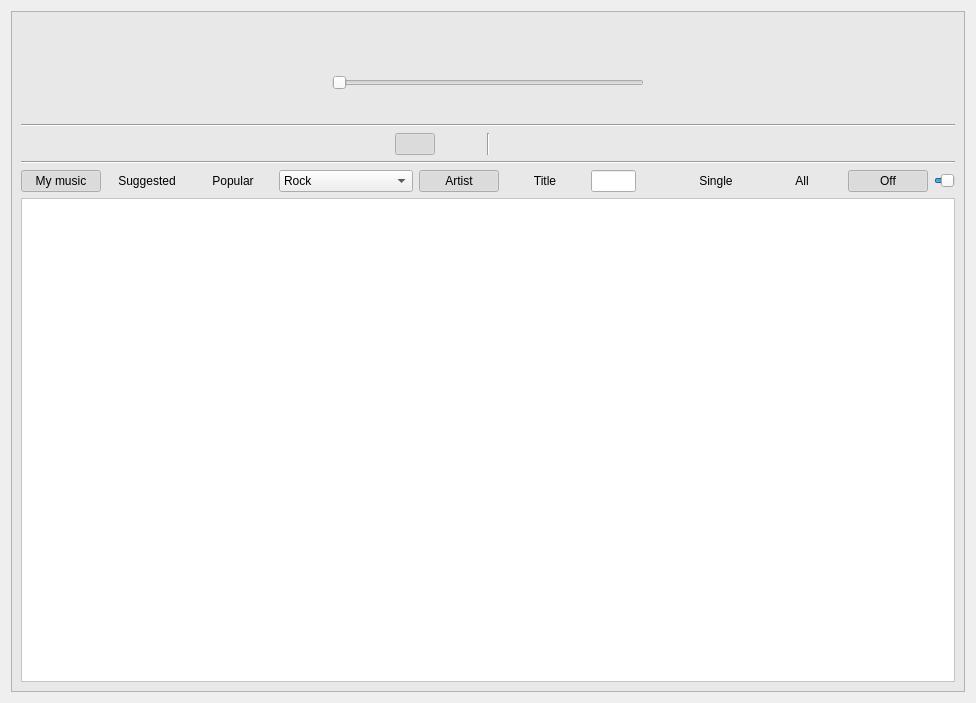
Above: playerwidget.ui from Amixp/flow before the change. Below: the same form after it.
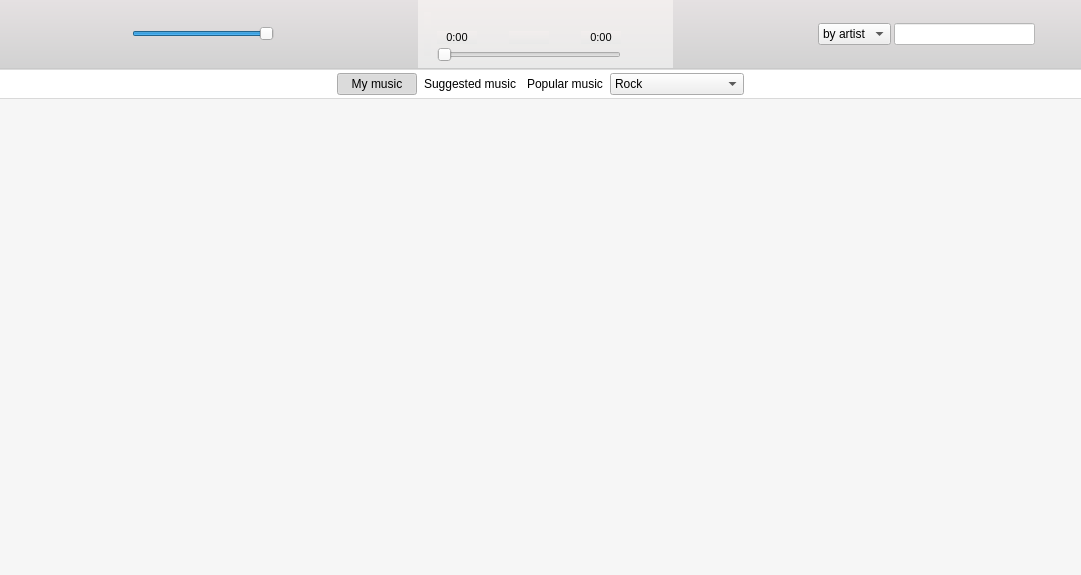
That is the form after the change. Icons and pictures are not drawn. Custom widgets are drawn as their Qt base class.

The edit to the form file:
```diff
--- a/playerwidget.ui
+++ b/playerwidget.ui
@@ -6,8 +6,8 @@
    <rect>
     <x>0</x>
     <y>0</y>
-    <width>976</width>
-    <height>703</height>
+    <width>1081</width>
+    <height>575</height>
    </rect>
   </property>
   <property name="windowTitle">
@@ -17,166 +17,63 @@
    <iconset resource="icons.qrc">
     <normaloff>:/icons/logo.png</normaloff>:/icons/logo.png</iconset>
   </property>
-  <property name="styleSheet">
-   <string notr="true">QFrame { background-color: rgb(232, 232, 232); }
-</string>
-  </property>
-  <layout class="QVBoxLayout" name="verticalLayout_4">
+  <layout class="QVBoxLayout" name="verticalLayout_5">
+   <property name="spacing">
+    <number>0</number>
+   </property>
+   <property name="leftMargin">
+    <number>0</number>
+   </property>
+   <property name="topMargin">
+    <number>0</number>
+   </property>
+   <property name="rightMargin">
+    <number>0</number>
+   </property>
+   <property name="bottomMargin">
+    <number>0</number>
+   </property>
    <item>
-    <widget class="QFrame" name="frame">
+    <widget class="QFrame" name="controlFrame">
      <property name="font">
       <font>
        <family>Ubuntu Mono</family>
        <pointsize>11</pointsize>
       </font>
      </property>
+     <property name="styleSheet">
+      <string notr="true">#controlFrame { 
+background-color: qlineargradient( x1:0 y1:0, x2:0 y2:1, stop:0 #E5E1E2, stop:1 #D1D1D1); 
+border-top: 0px;
+border-left: 0px;
+border-right: 0px;
+border-bottom: 2px solid;
+border-bottom-color: qlineargradient( x1:0 y1:0, x2:0 y2:1, stop:0 #BFBFBF, stop:1 #E6E6E6); 
+}
+</string>
+     </property>
      <property name="frameShape">
       <enum>QFrame::StyledPanel</enum>
      </property>
      <property name="frameShadow">
-      <enum>QFrame::Raised</enum>
+      <enum>QFrame::Sunken</enum>
      </property>
-     <layout class="QVBoxLayout" name="verticalLayout_2">
-      <item>
-       <layout class="QHBoxLayout" name="horizontalLayout_3">
-        <item>
-         <spacer name="horizontalSpacer_3">
-          <property name="orientation">
-           <enum>Qt::Horizontal</enum>
-          </property>
-          <property name="sizeHint" stdset="0">
-           <size>
-            <width>40</width>
-            <height>20</height>
-           </size>
-          </property>
-         </spacer>
-        </item>
-        <item>
-         <layout class="QVBoxLayout" name="verticalLayout">
-          <item>
-           <widget class="QPushButton" name="titleButton">
-            <property name="font">
-             <font>
-              <weight>75</weight>
-              <bold>true</bold>
-             </font>
-            </property>
-            <property name="text">
-             <string/>
-            </property>
-            <property name="flat">
-             <bool>true</bool>
-            </property>
-           </widget>
-          </item>
-          <item>
-           <layout class="QHBoxLayout" name="horizontalLayout">
-            <item>
-             <spacer name="horizontalSpacer">
-              <property name="orientation">
-               <enum>Qt::Horizontal</enum>
-              </property>
-              <property name="sizeHint" stdset="0">
-               <size>
-                <width>40</width>
-                <height>20</height>
-               </size>
-              </property>
-             </spacer>
-            </item>
-            <item>
-             <widget class="QLabel" name="timeLabel">
-              <property name="font">
-               <font>
-                <pointsize>8</pointsize>
-               </font>
-              </property>
-              <property name="text">
-               <string/>
-              </property>
-             </widget>
-            </item>
-            <item>
-             <spacer name="horizontalSpacer_2">
-              <property name="orientation">
-               <enum>Qt::Horizontal</enum>
-              </property>
-              <property name="sizeHint" stdset="0">
-               <size>
-                <width>40</width>
-                <height>20</height>
-               </size>
-              </property>
-             </spacer>
-            </item>
-           </layout>
-          </item>
-         </layout>
-        </item>
-        <item>
-         <spacer name="horizontalSpacer_4">
-          <property name="orientation">
-           <enum>Qt::Horizontal</enum>
-          </property>
-          <property name="sizeHint" stdset="0">
-           <size>
-            <width>40</width>
-            <height>20</height>
-           </size>
-          </property>
-         </spacer>
-        </item>
-       </layout>
-      </item>
-      <item>
-       <layout class="QHBoxLayout" name="horizontalLayout_6">
-        <item>
-         <spacer name="horizontalSpacer_8">
-          <property name="orientation">
-           <enum>Qt::Horizontal</enum>
-          </property>
-          <property name="sizeHint" stdset="0">
-           <size>
-            <width>40</width>
-            <height>20</height>
-           </size>
-          </property>
-         </spacer>
-        </item>
-        <item>
-         <layout class="QVBoxLayout" name="verticalLayout_3">
-          <item>
-           <widget class="MouseDirectJumpSlider" name="timeSlider">
-            <property name="maximum">
+     <layout class="QHBoxLayout" name="horizontalLayout_7">
+      <property name="spacing">
+       <number>3</number>
+      </property>
+      <property name="leftMargin">
+       <number>3</number>
+      </property>
+      <property name="topMargin">
+       <number>0</number>
+      </property>
+      <property name="rightMargin">
+       <number>3</number>
+      </property>
+      <property name="bottomMargin">
              <number>0</number>
             </property>
-            <property name="pageStep">
-             <number>1</number>
-            </property>
-            <property name="orientation">
-             <enum>Qt::Horizontal</enum>
-            </property>
-            <property name="tickPosition">
-             <enum>QSlider::NoTicks</enum>
-            </property>
-           </widget>
-          </item>
-          <item>
-           <layout class="QHBoxLayout" name="horizontalLayout_2">
-            <item>
-             <spacer name="horizontalSpacer_10">
-              <property name="orientation">
-               <enum>Qt::Horizontal</enum>
-              </property>
-              <property name="sizeHint" stdset="0">
-               <size>
-                <width>40</width>
-                <height>20</height>
-               </size>
-              </property>
-             </spacer>
-            </item>
             <item>
              <widget class="QPushButton" name="rewindButton">
               <property name="enabled">
@@ -195,7 +92,7 @@
               <property name="iconSize">
                <size>
                 <width>32</width>
-                <height>24</height>
+          <height>32</height>
                </size>
               </property>
               <property name="flat">
@@ -218,7 +115,7 @@
               <property name="iconSize">
                <size>
                 <width>32</width>
-                <height>24</height>
+          <height>32</height>
                </size>
               </property>
               <property name="flat">
@@ -244,7 +141,7 @@
               <property name="iconSize">
                <size>
                 <width>32</width>
-                <height>24</height>
+          <height>32</height>
                </size>
               </property>
               <property name="flat">
@@ -253,24 +150,29 @@
              </widget>
             </item>
             <item>
-             <spacer name="horizontalSpacer_11">
-              <property name="orientation">
-               <enum>Qt::Horizontal</enum>
-              </property>
-              <property name="sizeHint" stdset="0">
+       <widget class="MouseDirectJumpSlider" name="volumeSlider">
+        <property name="minimumSize">
                <size>
-                <width>40</width>
-                <height>20</height>
-               </size>
-              </property>
-             </spacer>
-            </item>
-           </layout>
-          </item>
-         </layout>
-        </item>
+          <width>96</width>
+          <height>0</height>
+         </size>
+        </property>
+        <property name="maximum">
+         <number>100</number>
+        </property>
+        <property name="pageStep">
+         <number>1</number>
+        </property>
+        <property name="value">
+         <number>100</number>
+        </property>
+        <property name="orientation">
+         <enum>Qt::Horizontal</enum>
+        </property>
+       </widget>
+      </item>
         <item>
-         <spacer name="horizontalSpacer_9">
+       <spacer name="horizontalSpacer_3">
           <property name="orientation">
            <enum>Qt::Horizontal</enum>
           </property>
@@ -282,32 +184,224 @@
           </property>
          </spacer>
         </item>
-       </layout>
-      </item>
       <item>
-       <widget class="Line" name="line">
+       <widget class="QFrame" name="frame_2">
+        <property name="styleSheet">
+         <string notr="true">QFrame { background-color: qlineargradient( x1:0 y1:0, x2:0 y2:1, stop:0 #F2EEED, stop:1 #E9E9E9); }</string>
+        </property>
+        <property name="frameShape">
+         <enum>QFrame::NoFrame</enum>
+        </property>
         <property name="frameShadow">
-         <enum>QFrame::Sunken</enum>
+         <enum>QFrame::Plain</enum>
         </property>
-        <property name="orientation">
-         <enum>Qt::Horizontal</enum>
-        </property>
+        <layout class="QHBoxLayout" name="horizontalLayout_2">
+         <property name="leftMargin">
+          <number>6</number>
+         </property>
+         <property name="topMargin">
+          <number>6</number>
+         </property>
+         <property name="rightMargin">
+          <number>6</number>
+         </property>
+         <property name="bottomMargin">
+          <number>6</number>
+         </property>
+         <item>
+          <widget class="QLabel" name="coverLabel">
+           <property name="maximumSize">
+            <size>
+             <width>44</width>
+             <height>44</height>
+            </size>
+           </property>
+           <property name="frameShape">
+            <enum>QFrame::NoFrame</enum>
+           </property>
+           <property name="text">
+            <string/>
+           </property>
+           <property name="pixmap">
+            <pixmap resource="icons.qrc">:/icons/logo.png</pixmap>
+           </property>
+           <property name="scaledContents">
+            <bool>true</bool>
+           </property>
+           <property name="alignment">
+            <set>Qt::AlignCenter</set>
+           </property>
        </widget>
       </item>
       <item>
-       <layout class="QHBoxLayout" name="horizontalLayout_4">
+          <layout class="QVBoxLayout" name="verticalLayout_4">
+           <property name="spacing">
+            <number>3</number>
+           </property>
         <item>
-         <spacer name="horizontalSpacer_6">
-          <property name="orientation">
-           <enum>Qt::Horizontal</enum>
-          </property>
-          <property name="sizeHint" stdset="0">
+            <layout class="QHBoxLayout" name="horizontalLayout">
+             <property name="spacing">
+              <number>32</number>
+             </property>
+             <item>
+              <layout class="QVBoxLayout" name="verticalLayout">
+               <property name="spacing">
+                <number>3</number>
+               </property>
+               <item>
+                <widget class="QPushButton" name="shuffleButton">
+                 <property name="enabled">
+                  <bool>true</bool>
+                 </property>
+                 <property name="toolTip">
+                  <string>Shuffle</string>
+                 </property>
+                 <property name="text">
+                  <string/>
+                 </property>
+                 <property name="icon">
+                  <iconset resource="icons.qrc">
+                   <normaloff>:/icons/shuffle.png</normaloff>:/icons/shuffle.png</iconset>
+                 </property>
+                 <property name="iconSize">
            <size>
-            <width>40</width>
+                   <width>20</width>
             <height>20</height>
            </size>
           </property>
-         </spacer>
+                 <property name="checkable">
+                  <bool>true</bool>
+                 </property>
+                 <property name="flat">
+                  <bool>true</bool>
+                 </property>
+                </widget>
+               </item>
+               <item>
+                <widget class="QLabel" name="positionLabel">
+                 <property name="font">
+                  <font>
+                   <pointsize>8</pointsize>
+                  </font>
+                 </property>
+                 <property name="text">
+                  <string>0:00</string>
+                 </property>
+                 <property name="alignment">
+                  <set>Qt::AlignCenter</set>
+                 </property>
+                </widget>
+               </item>
+              </layout>
+             </item>
+             <item>
+              <layout class="QVBoxLayout" name="verticalLayout_3">
+               <property name="spacing">
+                <number>3</number>
+               </property>
+               <item>
+                <widget class="QPushButton" name="titleButton">
+                 <property name="font">
+                  <font>
+                   <weight>75</weight>
+                   <bold>true</bold>
+                  </font>
+                 </property>
+                 <property name="text">
+                  <string/>
+                 </property>
+                 <property name="flat">
+                  <bool>true</bool>
+                 </property>
+                </widget>
+               </item>
+               <item>
+                <widget class="QLabel" name="artistLabel">
+                 <property name="font">
+                  <font>
+                   <pointsize>8</pointsize>
+                  </font>
+                 </property>
+                 <property name="text">
+                  <string/>
+                 </property>
+                 <property name="alignment">
+                  <set>Qt::AlignHCenter|Qt::AlignTop</set>
+                 </property>
+                </widget>
+               </item>
+              </layout>
+             </item>
+             <item>
+              <layout class="QVBoxLayout" name="verticalLayout_2">
+               <property name="spacing">
+                <number>3</number>
+               </property>
+               <item>
+                <widget class="QPushButton" name="repeatButton">
+                 <property name="enabled">
+                  <bool>true</bool>
+                 </property>
+                 <property name="toolTip">
+                  <string>Repeat mode</string>
+                 </property>
+                 <property name="text">
+                  <string/>
+                 </property>
+                 <property name="icon">
+                  <iconset resource="icons.qrc">
+                   <normaloff>:/icons/repeat.png</normaloff>:/icons/repeat.png</iconset>
+                 </property>
+                 <property name="iconSize">
+                  <size>
+                   <width>20</width>
+                   <height>20</height>
+                  </size>
+                 </property>
+                 <property name="checkable">
+                  <bool>true</bool>
+                 </property>
+                 <property name="flat">
+                  <bool>true</bool>
+                 </property>
+                </widget>
+               </item>
+               <item>
+                <widget class="QLabel" name="durationLabel">
+                 <property name="font">
+                  <font>
+                   <pointsize>8</pointsize>
+                  </font>
+                 </property>
+                 <property name="text">
+                  <string>0:00</string>
+                 </property>
+                 <property name="alignment">
+                  <set>Qt::AlignCenter</set>
+                 </property>
+                </widget>
+               </item>
+              </layout>
+             </item>
+            </layout>
+           </item>
+           <item>
+            <widget class="MouseDirectJumpSlider" name="timeSlider">
+             <property name="maximum">
+              <number>0</number>
+             </property>
+             <property name="pageStep">
+              <number>1</number>
+             </property>
+             <property name="orientation">
+              <enum>Qt::Horizontal</enum>
+             </property>
+             <property name="tickPosition">
+              <enum>QSlider::NoTicks</enum>
+             </property>
+            </widget>
+           </item>
+          </layout>
         </item>
         <item>
          <widget class="QPushButton" name="playlistButton">
@@ -326,8 +420,8 @@
           </property>
           <property name="iconSize">
            <size>
-            <width>24</width>
-            <height>24</height>
+             <width>32</width>
+             <height>32</height>
            </size>
           </property>
           <property name="checkable">
@@ -341,40 +435,54 @@
           </property>
          </widget>
         </item>
+        </layout>
+       </widget>
+      </item>
         <item>
-         <widget class="QPushButton" name="musicButton">
-          <property name="toolTip">
-           <string>Music</string>
-          </property>
+       <spacer name="horizontalSpacer_4">
+        <property name="orientation">
+         <enum>Qt::Horizontal</enum>
+        </property>
+        <property name="sizeHint" stdset="0">
+         <size>
+          <width>0</width>
+          <height>0</height>
+         </size>
+        </property>
+       </spacer>
+      </item>
+      <item>
+       <widget class="QComboBox" name="searchComboBox">
+        <property name="styleSheet">
+         <string notr="true">text-align: center;</string>
+        </property>
+        <item>
           <property name="text">
-           <string/>
-          </property>
-          <property name="icon">
-           <iconset resource="icons.qrc">
-            <normaloff>:/icons/music.png</normaloff>:/icons/music.png</iconset>
-          </property>
-          <property name="iconSize">
+          <string>by artist</string>
+         </property>
+        </item>
+        <item>
+         <property name="text">
+          <string>by title</string>
+         </property>
+        </item>
+       </widget>
+      </item>
+      <item>
+       <widget class="QLineEdit" name="searchEdit">
+        <property name="minimumSize">
            <size>
-            <width>24</width>
-            <height>24</height>
-           </size>
-          </property>
-          <property name="checkable">
-           <bool>true</bool>
-          </property>
-          <property name="checked">
-           <bool>true</bool>
-          </property>
-          <property name="flat">
-           <bool>true</bool>
+          <width>96</width>
+          <height>0</height>
+         </size>
+        </property>
+        <property name="styleSheet">
+         <string notr="true">background-color: rgb(255, 255, 255);</string>
           </property>
          </widget>
         </item>
         <item>
          <widget class="QPushButton" name="searchButton">
-          <property name="enabled">
-           <bool>true</bool>
-          </property>
           <property name="toolTip">
            <string>Search</string>
           </property>
@@ -387,8 +495,8 @@
           </property>
           <property name="iconSize">
            <size>
-            <width>24</width>
-            <height>24</height>
+          <width>32</width>
+          <height>32</height>
            </size>
           </property>
           <property name="checkable">
@@ -399,123 +507,55 @@
           </property>
          </widget>
         </item>
-        <item>
-         <widget class="Line" name="line_3">
-          <property name="orientation">
-           <enum>Qt::Vertical</enum>
-          </property>
-         </widget>
-        </item>
-        <item>
-         <widget class="QPushButton" name="shuffleButton">
-          <property name="enabled">
-           <bool>true</bool>
-          </property>
-          <property name="toolTip">
-           <string>Shuffle</string>
-          </property>
-          <property name="text">
-           <string/>
-          </property>
-          <property name="icon">
-           <iconset resource="icons.qrc">
-            <normaloff>:/icons/shuffle.png</normaloff>:/icons/shuffle.png</iconset>
-          </property>
-          <property name="iconSize">
-           <size>
-            <width>24</width>
-            <height>24</height>
-           </size>
-          </property>
-          <property name="checkable">
-           <bool>true</bool>
-          </property>
-          <property name="flat">
-           <bool>true</bool>
-          </property>
-         </widget>
-        </item>
-        <item>
-         <widget class="QPushButton" name="repeatButton">
-          <property name="enabled">
-           <bool>true</bool>
-          </property>
-          <property name="toolTip">
-           <string>Repeat</string>
-          </property>
-          <property name="text">
-           <string/>
-          </property>
-          <property name="icon">
-           <iconset resource="icons.qrc">
-            <normaloff>:/icons/repeat.png</normaloff>:/icons/repeat.png</iconset>
-          </property>
-          <property name="iconSize">
-           <size>
-            <width>24</width>
-            <height>24</height>
-           </size>
-          </property>
-          <property name="checkable">
-           <bool>true</bool>
-          </property>
-          <property name="flat">
-           <bool>true</bool>
-          </property>
-         </widget>
-        </item>
-        <item>
-         <widget class="QPushButton" name="volumeButton">
-          <property name="toolTip">
-           <string>Volume</string>
-          </property>
-          <property name="text">
-           <string/>
-          </property>
-          <property name="icon">
-           <iconset resource="icons.qrc">
-            <normaloff>:/icons/volume75.png</normaloff>:/icons/volume75.png</iconset>
-          </property>
-          <property name="iconSize">
-           <size>
-            <width>24</width>
-            <height>24</height>
-           </size>
-          </property>
-          <property name="checkable">
-           <bool>true</bool>
-          </property>
-          <property name="flat">
-           <bool>true</bool>
-          </property>
-         </widget>
-        </item>
-        <item>
-         <spacer name="horizontalSpacer_5">
-          <property name="orientation">
-           <enum>Qt::Horizontal</enum>
-          </property>
-          <property name="sizeHint" stdset="0">
-           <size>
-            <width>40</width>
-            <height>20</height>
-           </size>
-          </property>
-         </spacer>
-        </item>
-       </layout>
-      </item>
-      <item>
-       <widget class="Line" name="line_2">
-        <property name="orientation">
-         <enum>Qt::Horizontal</enum>
-        </property>
+     </layout>
+     <zorder>volumeSlider</zorder>
+     <zorder>rewindButton</zorder>
+     <zorder>playPauseButton</zorder>
+     <zorder>forwardButton</zorder>
+     <zorder>horizontalSpacer_4</zorder>
+     <zorder>searchEdit</zorder>
+     <zorder>horizontalSpacer_3</zorder>
+     <zorder>searchComboBox</zorder>
+     <zorder>searchButton</zorder>
+     <zorder>frame_2</zorder>
        </widget>
       </item>
       <item>
-       <layout class="QHBoxLayout" name="horizontalLayout_5">
+    <widget class="QFrame" name="musicFrame">
+     <property name="styleSheet">
+      <string notr="true">#musicFrame{
+background-color: rgb(255, 255, 255);
+border-top: 0px;
+border-left: 0px;
+border-right: 0px;
+border-bottom: 1px solid;
+border-bottom-color: #D9D9D9; 
+}</string>
+     </property>
+     <property name="frameShape">
+      <enum>QFrame::StyledPanel</enum>
+     </property>
+     <property name="frameShadow">
+      <enum>QFrame::Sunken</enum>
+     </property>
+     <layout class="QHBoxLayout" name="horizontalLayout_4">
+      <property name="spacing">
+       <number>3</number>
+      </property>
+      <property name="leftMargin">
+       <number>3</number>
+      </property>
+      <property name="topMargin">
+       <number>3</number>
+      </property>
+      <property name="rightMargin">
+       <number>3</number>
+      </property>
+      <property name="bottomMargin">
+       <number>3</number>
+      </property>
         <item>
-         <spacer name="horizontalSpacer_7">
+       <spacer name="horizontalSpacer">
           <property name="orientation">
            <enum>Qt::Horizontal</enum>
           </property>
@@ -546,7 +586,7 @@
         <item>
          <widget class="QPushButton" name="suggestedButton">
           <property name="text">
-           <string>Suggested</string>
+         <string>Suggested music</string>
           </property>
           <property name="checkable">
            <bool>true</bool>
@@ -559,7 +599,7 @@
         <item>
          <widget class="QPushButton" name="popularButton">
           <property name="text">
-           <string>Popular</string>
+         <string>Popular music</string>
           </property>
           <property name="checkable">
            <bool>true</bool>
@@ -571,6 +611,9 @@
         </item>
         <item>
          <widget class="QComboBox" name="genreComboBox">
+        <property name="styleSheet">
+         <string notr="true">text-align: center;</string>
+        </property>
           <item>
            <property name="text">
             <string>Rock</string>
@@ -679,135 +722,7 @@
          </widget>
         </item>
         <item>
-         <widget class="QPushButton" name="byArtistButton">
-          <property name="text">
-           <string>Artist</string>
-          </property>
-          <property name="checkable">
-           <bool>true</bool>
-          </property>
-          <property name="checked">
-           <bool>true</bool>
-          </property>
-          <property name="flat">
-           <bool>true</bool>
-          </property>
-         </widget>
-        </item>
-        <item>
-         <widget class="QPushButton" name="byTitleButton">
-          <property name="text">
-           <string>Title</string>
-          </property>
-          <property name="checkable">
-           <bool>true</bool>
-          </property>
-          <property name="checked">
-           <bool>false</bool>
-          </property>
-          <property name="flat">
-           <bool>true</bool>
-          </property>
-         </widget>
-        </item>
-        <item>
-         <widget class="QLineEdit" name="searchEdit"/>
-        </item>
-        <item>
-         <widget class="QPushButton" name="startSearchingButton">
-          <property name="maximumSize">
-           <size>
-            <width>28</width>
-            <height>28</height>
-           </size>
-          </property>
-          <property name="text">
-           <string/>
-          </property>
-          <property name="icon">
-           <iconset resource="icons.qrc">
-            <normaloff>:/icons/start_searching.png</normaloff>:/icons/start_searching.png</iconset>
-          </property>
-          <property name="iconSize">
-           <size>
-            <width>24</width>
-            <height>24</height>
-           </size>
-          </property>
-          <property name="flat">
-           <bool>true</bool>
-          </property>
-         </widget>
-        </item>
-        <item>
-         <widget class="QPushButton" name="repeatSingleButton">
-          <property name="toolTip">
-           <string/>
-          </property>
-          <property name="text">
-           <string>Single</string>
-          </property>
-          <property name="checkable">
-           <bool>true</bool>
-          </property>
-          <property name="flat">
-           <bool>true</bool>
-          </property>
-         </widget>
-        </item>
-        <item>
-         <widget class="QPushButton" name="repeatAllButton">
-          <property name="toolTip">
-           <string/>
-          </property>
-          <property name="text">
-           <string>All</string>
-          </property>
-          <property name="checkable">
-           <bool>true</bool>
-          </property>
-          <property name="flat">
-           <bool>true</bool>
-          </property>
-         </widget>
-        </item>
-        <item>
-         <widget class="QPushButton" name="repeatOffButton">
-          <property name="toolTip">
-           <string/>
-          </property>
-          <property name="text">
-           <string>Off</string>
-          </property>
-          <property name="checkable">
-           <bool>true</bool>
-          </property>
-          <property name="checked">
-           <bool>true</bool>
-          </property>
-          <property name="flat">
-           <bool>true</bool>
-          </property>
-         </widget>
-        </item>
-        <item>
-         <widget class="MouseDirectJumpSlider" name="volumeSlider">
-          <property name="maximum">
-           <number>100</number>
-          </property>
-          <property name="pageStep">
-           <number>1</number>
-          </property>
-          <property name="value">
-           <number>100</number>
-          </property>
-          <property name="orientation">
-           <enum>Qt::Horizontal</enum>
-          </property>
-         </widget>
-        </item>
-        <item>
-         <spacer name="horizontalSpacer_12">
+       <spacer name="horizontalSpacer_2">
           <property name="orientation">
            <enum>Qt::Horizontal</enum>
           </property>
@@ -820,15 +735,25 @@
          </spacer>
         </item>
        </layout>
+    </widget>
       </item>
       <item>
        <widget class="QTableView" name="playlistTableView">
         <property name="styleSheet">
-         <string notr="true">background-color: rgb(255, 255, 255);</string>
+      <string notr="true">#playlistTableView
+{
+background-color: #F6F6F6;
+}</string>
+     </property>
+     <property name="frameShape">
+      <enum>QFrame::NoFrame</enum>
         </property>
         <property name="editTriggers">
          <set>QAbstractItemView::NoEditTriggers</set>
         </property>
+     <property name="alternatingRowColors">
+      <bool>false</bool>
+     </property>
         <property name="selectionMode">
          <enum>QAbstractItemView::SingleSelection</enum>
         </property>
@@ -856,11 +781,10 @@
      <zorder></zorder>
      <zorder>playlistTableView</zorder>
      <zorder></zorder>
-     <zorder>line</zorder>
-     <zorder>line_2</zorder>
-    </widget>
-   </item>
-  </layout>
+  <zorder>titleButton</zorder>
+  <zorder></zorder>
+  <zorder></zorder>
+  <zorder>artistLabel</zorder>
  </widget>
  <customwidgets>
   <customwidget>
```
Left out of the diff: 3 changed lines with no effect on the pictures. Lines whose indentation alone changed are shown as unchanged.
